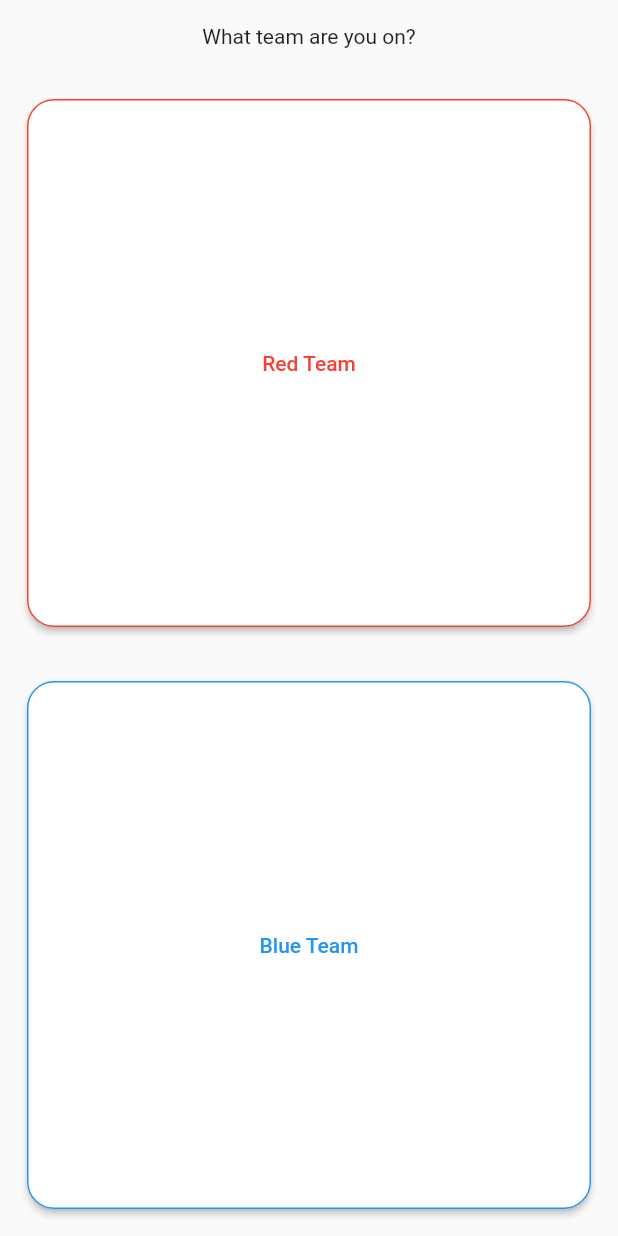
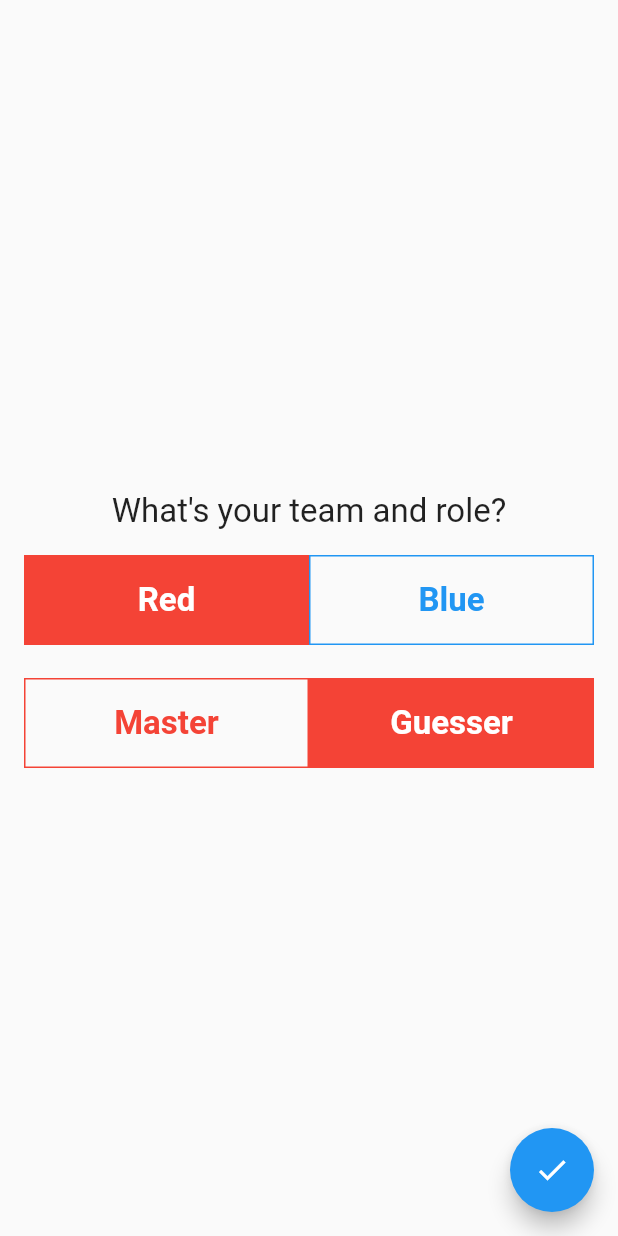
Before and after one commit to alexsullivan114/card-guesses, a Flutter app: the SelectTeamRoute screen opened directly, on a phone screen of 412 x 824 dp. Run offline on Flutter 3.47's test engine with Material 2 defaults, Android fonts, the phone set to English and light mode, and no system bars; our stand-ins replace shared_preferences; accounts and stored records are empty; generated files the repository leaves out were written again; network calls fail.

Commit message:
Revamp role and team selection

```diff
--- a/guess_my_cards/lib/game/BoardRoute.dart
+++ b/guess_my_cards/lib/game/BoardRoute.dart
@@ -92,16 +92,11 @@ class _BoardRouteState extends State<BoardRoute> {
       child: Stack(
         children: [
           SafeArea(
-              child: Container(
-            decoration: BoxDecoration(
-                border: Border.all(color: team.color, width: 4),
-                color: Colors.white),
               child: Scaffold(
                 body: game == null
                     ? loadingIndicator
                     : Board(
                         game, role, team, _handleWordPressed, _handleClueInput),
-            ),
               )),
           if (winningTeam != null) GameOverOverlay(winningTeam),
         ],
--- a/guess_my_cards/lib/models/Role.dart
+++ b/guess_my_cards/lib/models/Role.dart
@@ -1 +1,5 @@
 enum Role { Master, Guesser }
+
+extension Utils on Role {
+  get name => this == Role.Master ? "Master" : "Guesser";
+}
--- a/guess_my_cards/lib/setup/SelectTeamRoute.dart
+++ b/guess_my_cards/lib/setup/SelectTeamRoute.dart
@@ -1,14 +1,38 @@
+import 'package:flutter/cupertino.dart';
 import 'package:flutter/material.dart';
 import 'package:flutter/widgets.dart';
+import 'package:guess_my_cards/game/BoardRoute.dart';
+import 'package:guess_my_cards/models/Role.dart';
 import 'package:guess_my_cards/models/Team.dart';
-import 'package:guess_my_cards/setup/SelectRoleRoute.dart';
+import 'package:guess_my_cards/setup/TeamSelector.dart';
 import 'package:guess_my_cards/storage/preferences.dart';
 
-class SelectTeamRoute extends StatelessWidget {
-  void _handleTeamPressed(Team team, BuildContext context) async {
-    await setTeam(team);
+class SelectTeamRoute extends StatefulWidget {
+  @override
+  _SelectTeamRouteState createState() => _SelectTeamRouteState();
+}
+
+class _SelectTeamRouteState extends State<SelectTeamRoute> {
+  Team selectedTeam = Team.Red;
+  Role selectedRole = Role.Guesser;
+
+  void _handleFabPressed() async {
+    await setTeam(selectedTeam);
+    await setRole(selectedRole);
     Navigator.of(context)
-        .push(MaterialPageRoute(builder: (context) => SelectRoleRoute()));
+        .push(MaterialPageRoute(builder: (context) => BoardRoute()));
+  }
+
+  void _handleTeamPressed(Team team) {
+    setState(() {
+      selectedTeam = team;
+    });
+  }
+
+  void _handleRolePressed(Role role) {
+    setState(() {
+      selectedRole = role;
+    });
   }
 
   @override
@@ -17,24 +41,26 @@ class SelectTeamRoute extends StatelessWidget {
       color: Colors.white,
       child: SafeArea(
         child: Scaffold(
+          floatingActionButton: FloatingActionButton(
+            child: Icon(Icons.done),
+            onPressed: _handleFabPressed,
+          ),
           body: Column(
-            crossAxisAlignment: CrossAxisAlignment.stretch,
             children: <Widget>[
+              Spacer(),
               Center(
                   child: Padding(
                 padding: const EdgeInsets.all(16.0),
-                child: Text("What team are you on?"),
+                child: Text("What's your team and role?",
+                    style:
+                        TextStyle(fontSize: 22)),
               )),
-              Expanded(
-                child: Padding(
-                    padding: const EdgeInsets.all(18.0),
-                    child: _teamButton(Team.Red, context)),
+              Center(child: _teamSelector()),
+              Padding(
+                padding: const EdgeInsets.only(top: 22),
+                child: Center(child: _roleSelector()),
               ),
-              Expanded(
-                child: Padding(
-                    padding: const EdgeInsets.all(18.0),
-                    child: _teamButton(Team.Blue, context)),
-              )
+              Spacer(),
             ],
           ),
         ),
@@ -42,19 +68,27 @@ class SelectTeamRoute extends StatelessWidget {
     );
   }
 
-  Widget _teamButton(Team team, BuildContext context) {
-    final color = team == Team.Blue ? Colors.blue : Colors.red;
-    final text = team == Team.Blue ? "Blue" : "Red";
-    return RaisedButton(
-      color: Colors.white,
-      shape: RoundedRectangleBorder(
-          borderRadius: BorderRadius.circular(18.0),
-          side: BorderSide(color: color)),
-      child: Text(
-        "${text} Team",
-        style: TextStyle(color: color),
-      ),
-      onPressed: () => _handleTeamPressed(team, context),
-    );
+  Widget _teamSelector() {
+    return TeamSelector(
+        Team.Red.name,
+        Team.Red.color,
+        () => _handleTeamPressed(Team.Red),
+        Team.Blue.name,
+        Team.Blue.color,
+        () => _handleTeamPressed(Team.Blue),
+        selectedTeam == Team.Red,
+        selectedTeam == Team.Blue);
+  }
+
+  Widget _roleSelector() {
+    return TeamSelector(
+        Role.Master.name,
+        selectedTeam.color,
+        () => _handleRolePressed(Role.Master),
+        Role.Guesser.name,
+        selectedTeam.color,
+        () => _handleRolePressed(Role.Guesser),
+        selectedRole == Role.Master,
+        selectedRole == Role.Guesser);
   }
 }
--- /dev/null
+++ b/guess_my_cards/lib/setup/TeamSelector.dart
@@ -0,0 +1,63 @@
+import 'package:flutter/material.dart';
+import 'package:flutter/widgets.dart';
+
+class TeamSelector extends StatelessWidget {
+  final String _leftText;
+  final Color _leftBorderColor;
+  final VoidCallback _leftButtonCallback;
+  final bool _leftSelected;
+  final String _rightText;
+  final Color _rightBorderColor;
+  final VoidCallback _rightButtonCallback;
+  final bool _rightSelected;
+
+  TeamSelector(
+      this._leftText,
+      this._leftBorderColor,
+      this._leftButtonCallback,
+      this._rightText,
+      this._rightBorderColor,
+      this._rightButtonCallback,
+      this._leftSelected,
+      this._rightSelected);
+
+  @override
+  Widget build(BuildContext context) {
+    return Padding(
+      padding: const EdgeInsets.only(left: 16, right: 16),
+      child: Row(
+        children: <Widget>[_selectableItem(true), _selectableItem(false)],
+      ),
+    );
+  }
+
+  Widget _selectableItem(bool isLeft) {
+    final text = isLeft ? _leftText : _rightText;
+    final color = isLeft ? _leftBorderColor : _rightBorderColor;
+    final VoidCallback callback =
+        isLeft ? _leftButtonCallback : _rightButtonCallback;
+    Color fillColor = null;
+    Color textColor = color;
+    if (isLeft && _leftSelected || !isLeft && _rightSelected) {
+      fillColor = isLeft ? _leftBorderColor : _rightBorderColor;
+      textColor = Colors.white;
+    }
+
+    return Expanded(
+      child: Container(
+        height: 60,
+        decoration:
+            BoxDecoration(border: Border.all(color: color), color: fillColor),
+        child: InkWell(
+          child: Center(
+              child: Text(text,
+                  style: TextStyle(
+                      fontWeight: FontWeight.bold,
+                      fontSize: 22,
+                      color: textColor))),
+          onTap: callback,
+        ),
+      ),
+    );
+  }
+}
```
Also changed, not shown: guess_my_cards/lib/setup/SelectRoleRoute.dart (deleted, +0 -80 lines). Lines whose indentation alone changed are shown as unchanged.
